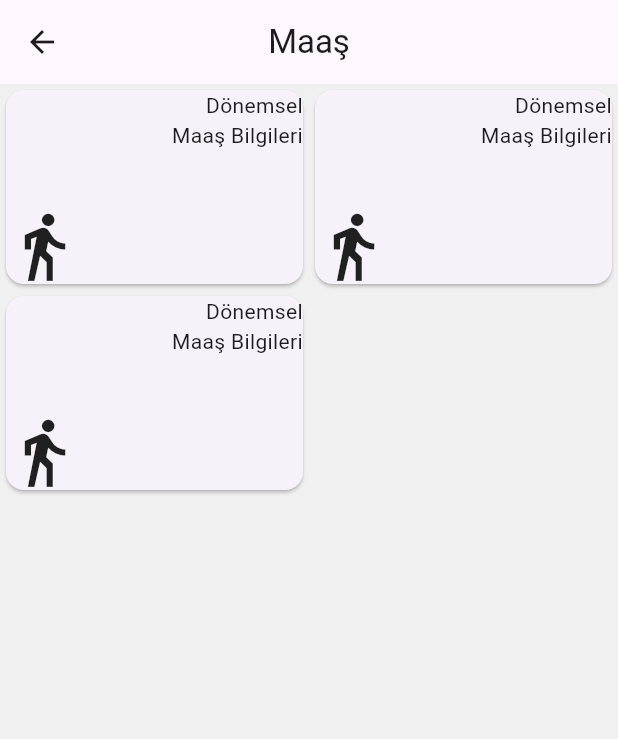
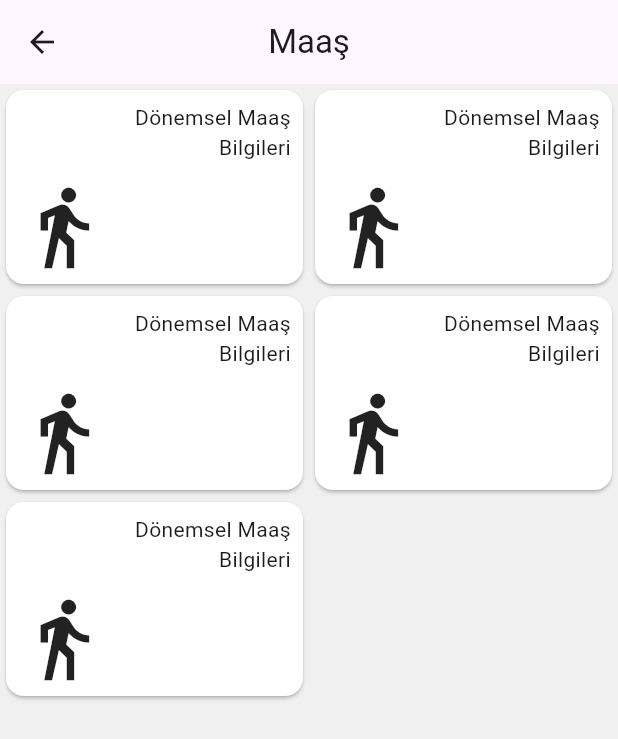
Before and after one commit to PenguBey/opak_mobile, a Flutter app: the MaasView screen opened directly, on a phone screen of 412 x 824 dp. Shown: the top 739 px of the screen. Run offline on Flutter 3.47's test engine with Material 3 defaults, Android fonts, the light colour scheme and no system bars; our stand-ins replace fl_chart.

Commit message:
maas padding
maas viewinin table yapisini degistirdim

```diff
--- a/lib/views/maas_view.dart
+++ b/lib/views/maas_view.dart
@@ -1,4 +1,6 @@
 import 'package:flutter/material.dart';
+import 'package:opak_mobile/constants/color_con.dart';
+import 'package:opak_mobile/constants/edge_con.dart';
 
 class MaasView extends StatelessWidget {
   const MaasView({super.key});
@@ -13,28 +15,33 @@ class MaasView extends StatelessWidget {
       body: GridView.builder(
         gridDelegate: const SliverGridDelegateWithFixedCrossAxisCount(
             crossAxisCount: 2, childAspectRatio: 1.5),
-        itemCount: 3,
+        itemCount: 5,
         itemBuilder: (context, index) {
           return const Card(
-            child: Column(
+            color: ColorCon.foreGround,
+            child: Padding(
+              padding: EdgeCon.card,
+              child: Row(
                 mainAxisAlignment: MainAxisAlignment.spaceBetween,
                 crossAxisAlignment: CrossAxisAlignment.start,
                 children: [
-                Row(
+                  Column(
                     children: [
                       Expanded(child: SizedBox()),
+                      Icon(
+                        Icons.directions_walk_sharp,
+                        size: 60,
+                      ),
+                    ],
+                  ),
                   Expanded(
                     child: Text(
                       "Dönemsel Maaş Bilgileri",
                       textAlign: TextAlign.right,
-                    )),
+                    ),
+                  ),
                 ],
               ),
-                Icon(
-                  Icons.directions_walk_sharp,
-                  size: 50,
-                )
-              ],
             ),
           );
         },
```
Lines whose indentation alone changed are shown as unchanged.
